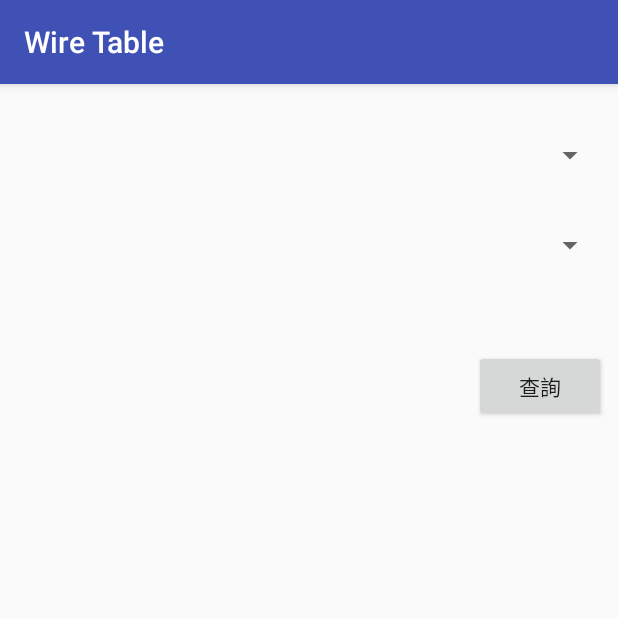
After one commit to rex0722/WireTable, an Android app: the SearchActivity screen opened directly, with no data from a screen before it, on a phone screen of 412 x 824 dp, the top half of it. The commit adds this screen. Run offline under Robolectric (Android 15) with nearby library versions, the phone set to English and light mode, and no system bars.

Commit message:
add SearchActivity and layout

```diff
--- a/app/src/main/AndroidManifest.xml
+++ b/app/src/main/AndroidManifest.xml
@@ -22,7 +22,8 @@
         <activity android:name=".scanner.ScanQrCodeActivity" />
         <activity android:name=".ui.WelcomeActivity" />
         <activity android:name=".ui.FunctionActivity" />
-        <activity android:name=".ui.BorrowReturnActivity"></activity>
+        <activity android:name=".ui.BorrowReturnActivity" />
+        <activity android:name=".ui.SearchActivity"></activity>
     </application>
 
 </manifest>
--- a/app/src/main/java/com/study/application/ui/FunctionActivity.java
+++ b/app/src/main/java/com/study/application/ui/FunctionActivity.java
@@ -75,6 +75,8 @@ public class FunctionActivity extends AppCompatActivity {
                     startActivity(intent);
                     break;
                 case R.id.searchBtn:
+                    intent.setClass(this, SearchActivity.class);
+                    startActivity(intent);
                     break;
             }
         };
--- /dev/null
+++ b/app/src/main/java/com/study/application/ui/SearchActivity.java
@@ -0,0 +1,19 @@
+package com.study.application.ui;
+
+import android.support.v7.app.AppCompatActivity;
+import android.os.Bundle;
+import android.view.View;
+import android.view.WindowManager;
+
+import com.study.application.R;
+
+public class SearchActivity extends AppCompatActivity {
+
+    private final String TAG = "SearchActivity";
+
+    @Override
+    protected void onCreate(Bundle savedInstanceState) {
+        super.onCreate(savedInstanceState);
+        setContentView(R.layout.activity_search);
+    }
+}
--- /dev/null
+++ b/app/src/main/res/layout/activity_search.xml
@@ -0,0 +1,57 @@
+<?xml version="1.0" encoding="utf-8"?>
+<android.support.constraint.ConstraintLayout xmlns:android="http://schemas.android.com/apk/res/android"
+    xmlns:app="http://schemas.android.com/apk/res-auto"
+    xmlns:tools="http://schemas.android.com/tools"
+    android:layout_width="match_parent"
+    android:layout_height="match_parent"
+    tools:context=".ui.SearchActivity"
+    tools:layout_editor_absoluteY="25dp">
+
+    <Spinner
+        android:id="@+id/spinner2"
+        android:layout_width="0dp"
+        android:layout_height="wrap_content"
+        android:layout_marginBottom="58dp"
+        android:layout_marginEnd="8dp"
+        android:layout_marginStart="8dp"
+        app:layout_constraintBottom_toTopOf="@+id/button"
+        app:layout_constraintEnd_toEndOf="parent"
+        app:layout_constraintStart_toStartOf="parent"
+        app:layout_constraintTop_toBottomOf="@+id/spinner" />
+
+    <Spinner
+        android:id="@+id/spinner"
+        android:layout_width="0dp"
+        android:layout_height="wrap_content"
+        android:layout_marginBottom="36dp"
+        android:layout_marginEnd="8dp"
+        android:layout_marginStart="8dp"
+        android:layout_marginTop="35dp"
+        app:layout_constraintBottom_toTopOf="@+id/spinner2"
+        app:layout_constraintEnd_toEndOf="parent"
+        app:layout_constraintStart_toStartOf="parent"
+        app:layout_constraintTop_toTopOf="parent" />
+
+    <Button
+        android:id="@+id/button"
+        android:layout_width="wrap_content"
+        android:layout_height="wrap_content"
+        android:layout_marginBottom="17dp"
+        android:layout_marginEnd="8dp"
+        android:text="@string/search"
+        app:layout_constraintBottom_toTopOf="@+id/listView"
+        app:layout_constraintEnd_toEndOf="parent"
+        app:layout_constraintTop_toBottomOf="@+id/spinner2" />
+
+    <ListView
+        android:id="@+id/listView"
+        android:layout_width="0dp"
+        android:layout_height="0dp"
+        android:layout_marginBottom="8dp"
+        android:layout_marginEnd="8dp"
+        android:layout_marginStart="8dp"
+        app:layout_constraintBottom_toBottomOf="parent"
+        app:layout_constraintEnd_toEndOf="parent"
+        app:layout_constraintStart_toStartOf="parent"
+        app:layout_constraintTop_toBottomOf="@+id/button" />
+</android.support.constraint.ConstraintLayout>
```
